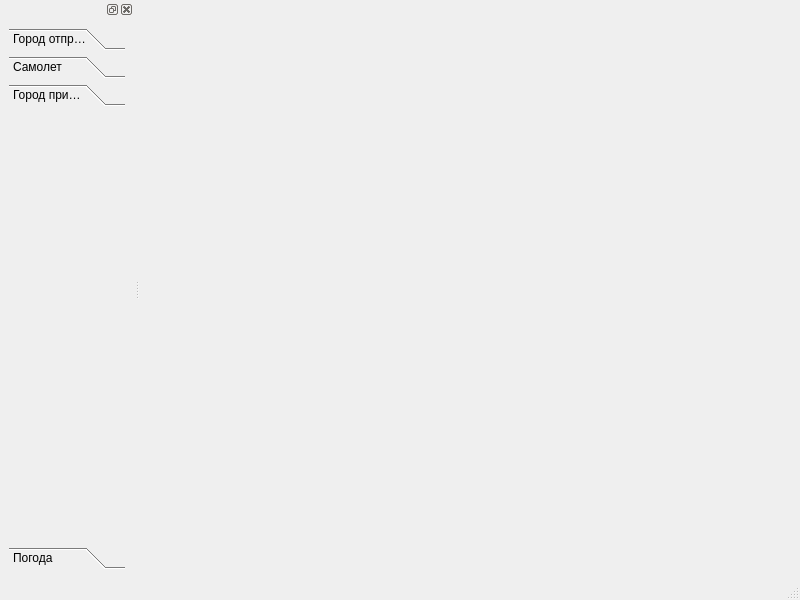
First picture: the form in mainwindow.ui, repository Shtrulpex/Aircontrol, before the edit.
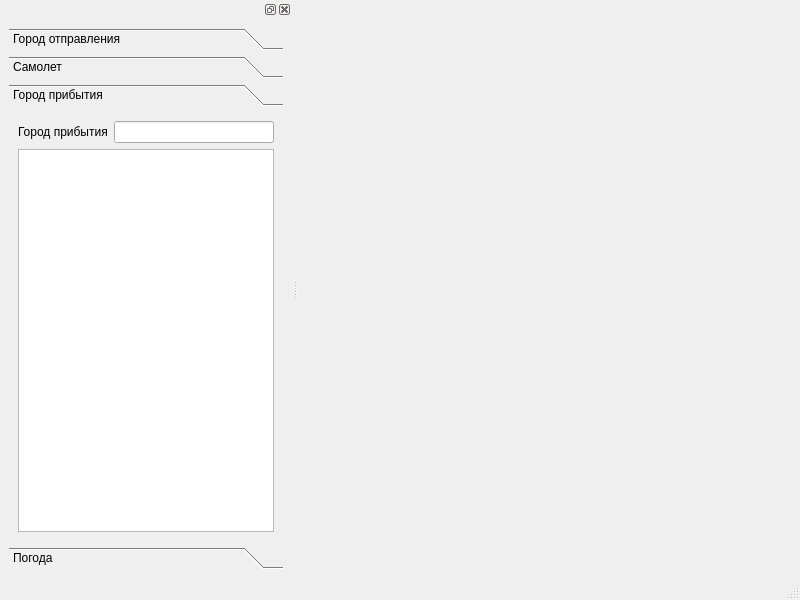
Second picture: the form after the edit. The open tabs and pages were chosen to show the change.

Commit message: side bar template completed, no implementation

Diff of the .ui file:
```diff
--- a/mainwindow.ui
+++ b/mainwindow.ui
@@ -92,9 +92,40 @@
         </attribute>
        </widget>
        <widget class="QWidget" name="page_3">
+        <property name="geometry">
+         <rect>
+          <x>0</x>
+          <y>0</y>
+          <width>199</width>
+          <height>381</height>
+         </rect>
+        </property>
         <attribute name="label">
          <string>Город прибытия</string>
         </attribute>
+        <layout class="QVBoxLayout" name="verticalLayout_5">
+         <item>
+          <layout class="QVBoxLayout" name="verticalLayout_4">
+           <item>
+            <layout class="QHBoxLayout" name="horizontalLayout_2">
+             <item>
+              <widget class="QLabel" name="label_2">
+               <property name="text">
+                <string>Город прибытия</string>
+               </property>
+              </widget>
+             </item>
+             <item>
+              <widget class="QLineEdit" name="lineEdit_2"/>
+             </item>
+            </layout>
+           </item>
+           <item>
+            <widget class="QListWidget" name="listWidget_2"/>
+           </item>
+          </layout>
+         </item>
+        </layout>
        </widget>
        <widget class="QWidget" name="page_4">
         <attribute name="label">
```
Left out of the diff: 39 changed lines with no effect on the pictures.
